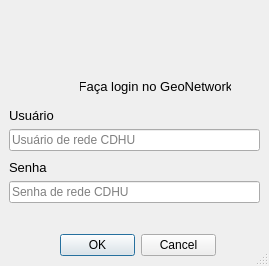
First picture: the form in unified_login_dialog_base.ui, repository maviz991/qgis-geometadata-plugin, before the edit.
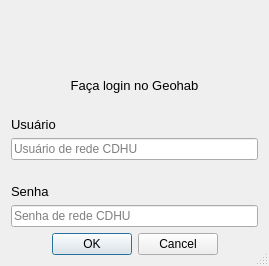
Second picture: the form after the edit. Icons and pictures are not drawn.

What changed in the file:
```diff
--- a/unified_login_dialog_base.ui
+++ b/unified_login_dialog_base.ui
@@ -19,53 +19,8 @@
   <property name="modal">
    <bool>false</bool>
   </property>
-  <widget class="QDialogButtonBox" name="buttonBox">
-   <property name="geometry">
-    <rect>
-     <x>60</x>
-     <y>234</y>
-     <width>156</width>
-     <height>23</height>
-    </rect>
-   </property>
-   <property name="orientation">
-    <enum>Qt::Horizontal</enum>
-   </property>
-   <property name="standardButtons">
-    <set>QDialogButtonBox::Cancel|QDialogButtonBox::Ok</set>
-   </property>
-   <property name="centerButtons">
-    <bool>true</bool>
-   </property>
-  </widget>
-  <widget class="QLabel" name="label_5">
-   <property name="geometry">
-    <rect>
-     <x>40</x>
-     <y>70</y>
-     <width>32</width>
-     <height>32</height>
-    </rect>
-   </property>
-   <property name="text">
-    <string/>
-   </property>
-   <property name="pixmap">
-    <pixmap>img/geonetwork_logo.svg</pixmap>
-   </property>
-   <property name="alignment">
-    <set>Qt::AlignCenter</set>
-   </property>
-  </widget>
-  <widget class="QWidget" name="">
-   <property name="geometry">
-    <rect>
-     <x>60</x>
-     <y>10</y>
-     <width>152</width>
-     <height>52</height>
-    </rect>
-   </property>
+  <layout class="QGridLayout" name="gridLayout_2">
+   <item row="0" column="0">
    <layout class="QGridLayout" name="gridLayout">
     <item row="0" column="0">
      <widget class="QLabel" name="label_4">
@@ -96,16 +51,9 @@
      </widget>
     </item>
    </layout>
-  </widget>
+   </item>
+   <item row="1" column="0">
   <widget class="QLabel" name="label_3">
-   <property name="geometry">
-    <rect>
-     <x>80</x>
-     <y>76</y>
-     <width>151</width>
-     <height>20</height>
-    </rect>
-   </property>
    <property name="sizePolicy">
     <sizepolicy hsizetype="Expanding" vsizetype="Fixed">
      <horstretch>0</horstretch>
@@ -130,21 +78,14 @@
     </font>
    </property>
    <property name="text">
-    <string>Faça login no GeoNetwork</string>
+      <string>Faça login no Geohab</string>
    </property>
    <property name="alignment">
     <set>Qt::AlignCenter</set>
    </property>
   </widget>
-  <widget class="QWidget" name="">
-   <property name="geometry">
-    <rect>
-     <x>9</x>
-     <y>107</y>
-     <width>251</width>
-     <height>44</height>
-    </rect>
-   </property>
+   </item>
+   <item row="2" column="0">
    <layout class="QGridLayout" name="gridLayout_3">
     <item row="1" column="0">
      <widget class="QLabel" name="label">
@@ -169,16 +110,8 @@
      </widget>
     </item>
    </layout>
-  </widget>
-  <widget class="QWidget" name="">
-   <property name="geometry">
-    <rect>
-     <x>9</x>
-     <y>159</y>
-     <width>251</width>
-     <height>44</height>
-    </rect>
-   </property>
+   </item>
+   <item row="3" column="0">
    <layout class="QGridLayout" name="gridLayout_6">
     <item row="0" column="0">
      <widget class="QLabel" name="label_2">
@@ -209,7 +142,21 @@
      </widget>
     </item>
    </layout>
-  </widget>
+   </item>
+   <item row="4" column="0">
+    <widget class="QDialogButtonBox" name="buttonBox">
+     <property name="orientation">
+      <enum>Qt::Horizontal</enum>
+     </property>
+     <property name="standardButtons">
+      <set>QDialogButtonBox::Cancel|QDialogButtonBox::Ok</set>
+     </property>
+     <property name="centerButtons">
+      <bool>true</bool>
+     </property>
+    </widget>
+   </item>
+  </layout>
  </widget>
  <resources/>
  <connections>
```
Lines whose indentation alone changed are shown as unchanged.
